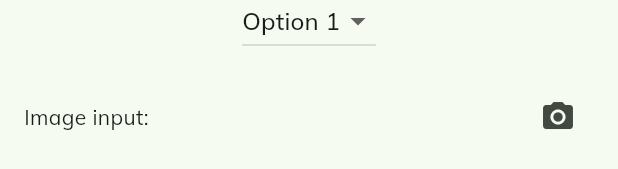
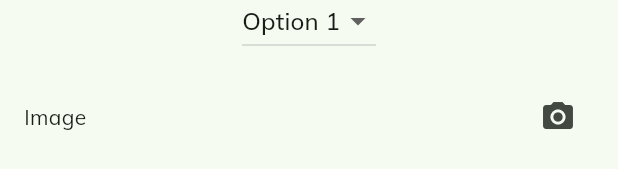
Before and after one commit to isarbela/plantasia-flutter, a Flutter app: the NewPlantForm widget shown alone on an empty page, opened directly, on a phone screen of 412 x 824 dp. Shown: the part 255-424 px from the top of the screen. Run offline on Flutter 3.47's test engine with Material 2 defaults, Android fonts, the light colour scheme and no system bars; our stand-ins replace image_picker, sqflite; accounts and stored records are empty; generated files the repository leaves out were written again.

Commit message:
Add other string translations

```diff
--- a/plantasia/lib/l10n/app_pt.arb
+++ b/plantasia/lib/l10n/app_pt.arb
@@ -1,5 +1,9 @@
 {
    "yourPlants": "Suas Plantas",
    "addPlant": "+ Adicionar Planta",
-   "growYourGarden": "Aumente seu Jardim!"
+   "growYourGarden": "Aumente seu Jardim!",
+   "nameLabel": "Nome",
+   "ageLabel": "Idade (em semanas)",
+   "speciesLabel": "Espécie",
+   "imageLabel": "Foto"
 }
--- a/plantasia/lib/widgets/new_plant_form.dart
+++ b/plantasia/lib/widgets/new_plant_form.dart
@@ -2,6 +2,7 @@ import 'dart:io';
 
 import 'package:flutter/material.dart';
 import 'package:image_picker/image_picker.dart';
+import 'package:flutter_gen/gen_l10n/app_localizations.dart';
 
 class NewPlantForm extends StatefulWidget {
   const NewPlantForm({super.key});
@@ -44,7 +45,7 @@ class NewPlantFormState extends State<NewPlantForm> {
                     border: OutlineInputBorder(
                       borderRadius: BorderRadius.circular(16),
                     ),
-                    labelText: 'Name',
+                    labelText: AppLocalizations.of(context)!.nameLabel,
                   ),
                   onChanged: (value) {
                     setState(() {
@@ -62,7 +63,7 @@ class NewPlantFormState extends State<NewPlantForm> {
                     border: OutlineInputBorder(
                       borderRadius: BorderRadius.circular(16),
                     ),
-                    labelText: 'Age (in weeks)',
+                    labelText: AppLocalizations.of(context)!.ageLabel,
                   ),
                   keyboardType: TextInputType.number,
                   onChanged: (value) {
@@ -95,7 +96,7 @@ class NewPlantFormState extends State<NewPlantForm> {
                 Row(
                   mainAxisAlignment: MainAxisAlignment.spaceBetween,
                   children: [
-                    const Text('Image input:'),
+                    Text(AppLocalizations.of(context)!.imageLabel),
                     IconButton(
                       onPressed: _pickImage,
                       icon: const Icon(
```
Also changed, not shown: plantasia/lib/l10n/app_en.arb (+16 -0 lines).
